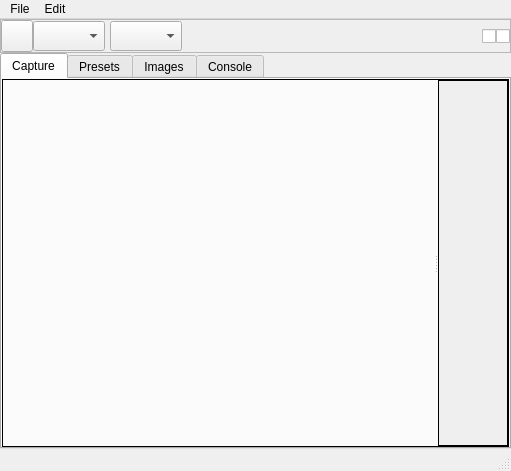
Above: mainwindow.ui from Panniku/ScrnshotMgr before the change. Below: the same form after it.
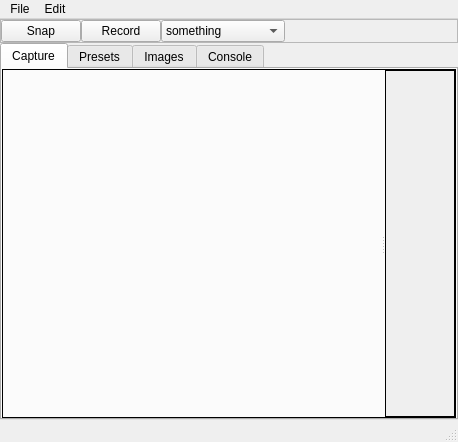
That is the form after the change. Icons and pictures are not drawn.

The edit to the form file:
```diff
--- a/mainwindow.ui
+++ b/mainwindow.ui
@@ -6,8 +6,8 @@
    <rect>
     <x>0</x>
     <y>0</y>
-    <width>511</width>
-    <height>471</height>
+    <width>458</width>
+    <height>442</height>
    </rect>
   </property>
   <property name="sizePolicy">
@@ -74,91 +74,101 @@
        </property>
        <item alignment="Qt::AlignTop">
         <widget class="QPushButton" name="snapButton">
+         <property name="sizePolicy">
+          <sizepolicy hsizetype="Fixed" vsizetype="Fixed">
+           <horstretch>0</horstretch>
+           <verstretch>0</verstretch>
+          </sizepolicy>
+         </property>
          <property name="minimumSize">
           <size>
-           <width>32</width>
-           <height>32</height>
+           <width>0</width>
+           <height>0</height>
           </size>
          </property>
          <property name="maximumSize">
           <size>
-           <width>24</width>
-           <height>24</height>
+           <width>16777215</width>
+           <height>16777215</height>
           </size>
          </property>
          <property name="toolTip">
           <string>Screenshot</string>
          </property>
          <property name="text">
-          <string/>
+          <string>Snap</string>
          </property>
-         <property name="icon">
-          <iconset>
-           <normaloff>../../../../Downloads/codicon--device-camera.svg</normaloff>../../../../Downloads/codicon--device-camera.svg</iconset>
+         <property name="checkable">
+          <bool>false</bool>
+         </property>
+         <property name="flat">
+          <bool>false</bool>
          </property>
         </widget>
        </item>
        <item>
-        <widget class="QComboBox" name="comboBox">
+        <widget class="QPushButton" name="pushButton">
          <property name="sizePolicy">
-          <sizepolicy hsizetype="Fixed" vsizetype="Preferred">
+          <sizepolicy hsizetype="Fixed" vsizetype="Fixed">
            <horstretch>0</horstretch>
            <verstretch>0</verstretch>
           </sizepolicy>
          </property>
          <property name="minimumSize">
           <size>
-           <width>30</width>
+           <width>0</width>
            <height>0</height>
           </size>
          </property>
          <property name="maximumSize">
           <size>
            <width>16777215</width>
-           <height>30</height>
+           <height>16777215</height>
+          </size>
+         </property>
+         <property name="text">
+          <string>Record</string>
+         </property>
+        </widget>
+       </item>
+       <item>
+        <widget class="QComboBox" name="presetsComboBox">
+         <property name="sizePolicy">
+          <sizepolicy hsizetype="Expanding" vsizetype="Preferred">
+           <horstretch>0</horstretch>
+           <verstretch>0</verstretch>
+          </sizepolicy>
+         </property>
+         <property name="minimumSize">
+          <size>
+           <width>0</width>
+           <height>0</height>
+          </size>
+         </property>
+         <property name="maximumSize">
+          <size>
+           <width>128</width>
+           <height>16777215</height>
           </size>
          </property>
          <property name="frame">
           <bool>true</bool>
          </property>
-        </widget>
-       </item>
-       <item>
-        <spacer name="horizontalSpacer_2">
-         <property name="orientation">
-          <enum>Qt::Horizontal</enum>
-         </property>
-         <property name="sizeType">
-          <enum>QSizePolicy::Preferred</enum>
-         </property>
-         <property name="sizeHint" stdset="0">
-          <size>
-           <width>5</width>
-           <height>20</height>
-          </size>
-         </property>
-        </spacer>
-       </item>
-       <item>
-        <widget class="QComboBox" name="comboBox_2">
-         <property name="sizePolicy">
-          <sizepolicy hsizetype="Minimum" vsizetype="Preferred">
-           <horstretch>0</horstretch>
-           <verstretch>0</verstretch>
-          </sizepolicy>
-         </property>
-         <property name="minimumSize">
-          <size>
-           <width>30</width>
-           <height>0</height>
-          </size>
-         </property>
-         <property name="maximumSize">
-          <size>
-           <width>16777215</width>
-           <height>30</height>
-          </size>
-         </property>
+         <item>
+          <property name="text">
+           <string>something</string>
+          </property>
+         </item>
+         <item>
+          <property name="text">
+           <string>just for reference</string>
+          </property>
+         </item>
+         <item>
+          <property name="text">
+           <string>meow</string>
+          </property>
+         </item>
         </widget>
        </item>
        <item>
@@ -178,38 +188,62 @@
         </spacer>
        </item>
        <item>
-        <widget class="QCheckBox" name="checkBox_2">
+        <widget class="QPushButton" name="pushButton_2">
          <property name="sizePolicy">
-          <sizepolicy hsizetype="Minimum" vsizetype="Preferred">
+          <sizepolicy hsizetype="Fixed" vsizetype="Fixed">
            <horstretch>0</horstretch>
            <verstretch>0</verstretch>
           </sizepolicy>
          </property>
+         <property name="minimumSize">
+          <size>
+           <width>0</width>
+           <height>0</height>
+          </size>
+         </property>
+         <property name="maximumSize">
+          <size>
+           <width>24</width>
+           <height>16777215</height>
+          </size>
+         </property>
          <property name="text">
           <string/>
          </property>
          <property name="icon">
-          <iconset>
-           <normaloff>../../../../Downloads/codicon--eye-closed.svg</normaloff>
-           <normalon>../../../../Downloads/codicon--eye.svg</normalon>../../../../Downloads/codicon--eye-closed.svg</iconset>
+          <iconset resource="resources.qrc">
+           <normaloff>:/resources_root/icons/ph--eye-slash-light.svg</normaloff>
+           <normalon>:/resources_root/icons/ph--eye-light.svg</normalon>:/resources_root/icons/ph--eye-slash-light.svg</iconset>
+         </property>
+         <property name="checkable">
+          <bool>true</bool>
+         </property>
+         <property name="flat">
+          <bool>true</bool>
          </property>
         </widget>
        </item>
        <item>
-        <widget class="QCheckBox" name="checkBox">
-         <property name="sizePolicy">
-          <sizepolicy hsizetype="Minimum" vsizetype="Preferred">
-           <horstretch>0</horstretch>
-           <verstretch>0</verstretch>
-          </sizepolicy>
+        <widget class="QPushButton" name="pushButton_3">
+         <property name="maximumSize">
+          <size>
+           <width>24</width>
+           <height>16777215</height>
+          </size>
          </property>
          <property name="text">
           <string/>
          </property>
          <property name="icon">
-          <iconset>
-           <normaloff>../../../../Downloads/codicon--pinned.svg</normaloff>
-           <normalon>../../../../Downloads/codicon--pin.svg</normalon>../../../../Downloads/codicon--pinned.svg</iconset>
+          <iconset resource="resources.qrc">
+           <normaloff>:/resources_root/icons/ph--push-pin-slash-light.svg</normaloff>
+           <normalon>:/resources_root/icons/ph--push-pin-light.svg</normalon>:/resources_root/icons/ph--push-pin-slash-light.svg</iconset>
+         </property>
+         <property name="checkable">
+          <bool>true</bool>
+         </property>
+         <property name="flat">
+          <bool>true</bool>
          </property>
         </widget>
        </item>
@@ -261,6 +295,9 @@
           <property name="orientation">
            <enum>Qt::Horizontal</enum>
           </property>
+          <property name="opaqueResize">
+           <bool>true</bool>
+          </property>
           <widget class="QLabel" name="capturePreviewLabel">
            <property name="sizePolicy">
             <sizepolicy hsizetype="Ignored" vsizetype="Ignored">
@@ -293,8 +330,8 @@
              <rect>
               <x>0</x>
               <y>0</y>
-              <width>248</width>
-              <height>360</height>
+              <width>68</width>
+              <height>339</height>
              </rect>
             </property>
            </widget>
@@ -360,7 +397,7 @@
     <rect>
      <x>0</x>
      <y>0</y>
-     <width>511</width>
+     <width>458</width>
      <height>21</height>
     </rect>
    </property>
```
Left out of the diff: 4 changed lines with no effect on the pictures.
